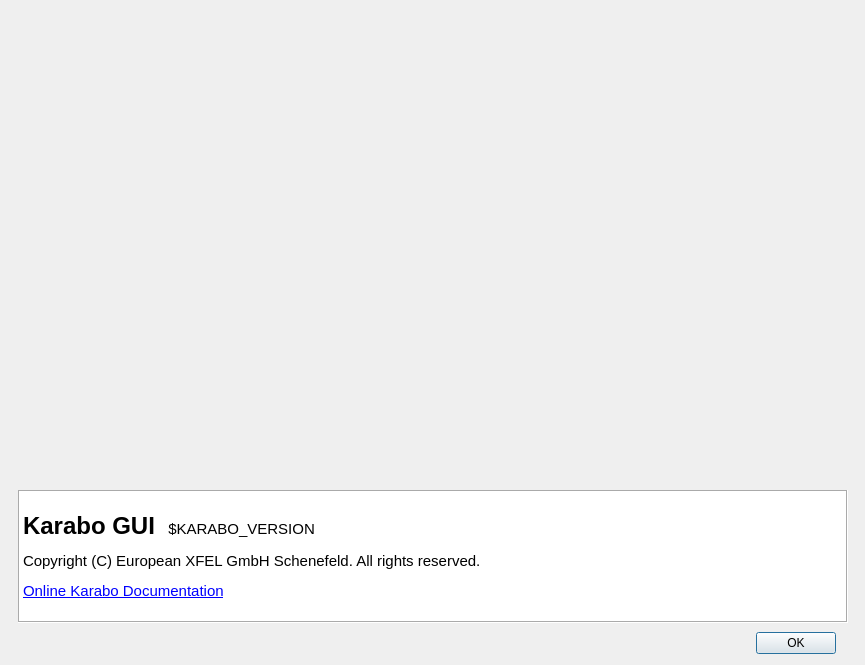
This is src/pythonGui/karabogui/dialogs/ui/about.ui in European-XFEL/Karabo as Qt 5 draws it before an edit. The edited form follows.
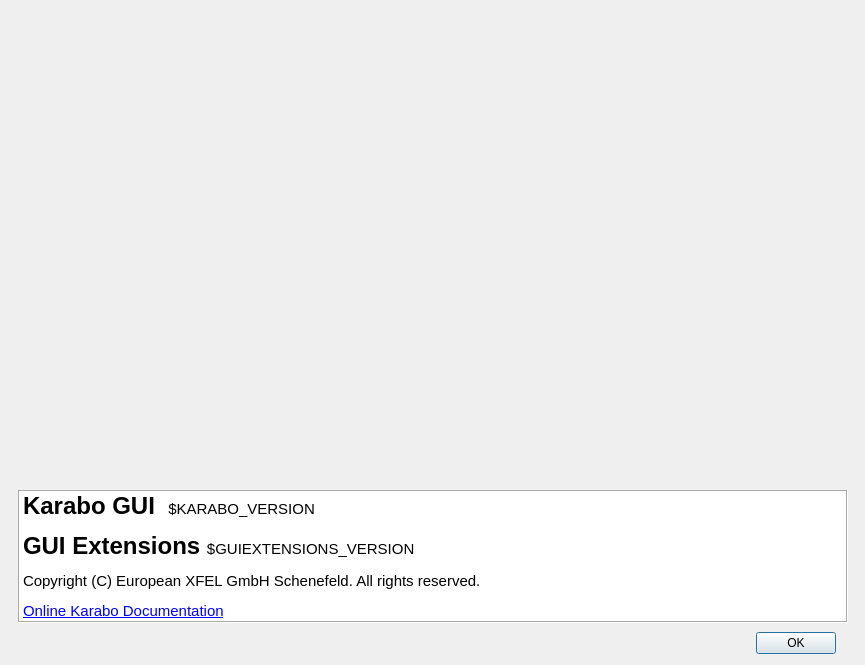
This is the edited form.

Commit message: feat(GUI): Show the GuiExtensions version in the About dialog

What changed in the file:
```diff
--- a/src/pythonGui/karabogui/dialogs/ui/about.ui
+++ b/src/pythonGui/karabogui/dialogs/ui/about.ui
@@ -79,8 +79,9 @@
     <string>&lt;!DOCTYPE HTML PUBLIC &quot;-//W3C//DTD HTML 4.0//EN&quot; &quot;http://www.w3.org/TR/REC-html40/strict.dtd&quot;&gt;
 &lt;html&gt;&lt;head&gt;&lt;meta name=&quot;qrichtext&quot; content=&quot;1&quot; /&gt;&lt;style type=&quot;text/css&quot;&gt;
 p, li { white-space: pre-wrap; }
-&lt;/style&gt;&lt;/head&gt;&lt;body style=&quot; font-family:'Sans Serif'; font-size:9pt; font-weight:400; font-style:normal;&quot;&gt;
-&lt;p style=&quot; margin-top:12px; margin-bottom:12px; margin-left:0px; margin-right:0px; -qt-block-indent:0; text-indent:0px;&quot;&gt;&lt;span style=&quot; font-family:'Source Sans Pro'; font-size:18pt; font-weight:600;&quot;&gt;Karabo GUI&lt;/span&gt;    &lt;span style=&quot; font-family:'Source Sans Pro'; font-size:11pt; &quot;&gt;$KARABO_VERSION&lt;/span&gt;&lt;/p&gt;
+&lt;/style&gt;&lt;/head&gt;&lt;body style=&quot; font-family:'.AppleSystemUIFont'; font-size:13pt; font-weight:400; font-style:normal;&quot;&gt;
+&lt;p style=&quot; margin-top:12px; margin-bottom:12px; margin-left:0px; margin-right:0px; -qt-block-indent:0; text-indent:0px;&quot;&gt;&lt;span style=&quot; font-family:'Source Sans Pro'; font-size:18pt; font-weight:600;&quot;&gt;Karabo GUI&lt;/span&gt;&lt;span style=&quot; font-family:'Sans Serif'; font-size:9pt;&quot;&gt;    &lt;/span&gt;&lt;span style=&quot; font-family:'Source Sans Pro'; font-size:11pt;&quot;&gt;$KARABO_VERSION&lt;/span&gt;&lt;/p&gt;
+&lt;p style=&quot; margin-top:12px; margin-bottom:12px; margin-left:0px; margin-right:0px; -qt-block-indent:0; text-indent:0px;&quot;&gt;&lt;span style=&quot; font-family:'Source Sans Pro'; font-size:18pt; font-weight:600;&quot;&gt;GUI Extensions &lt;/span&gt;&lt;span style=&quot; font-family:'Source Sans Pro'; font-size:11pt;&quot;&gt;$GUIEXTENSIONS_VERSION&lt;/span&gt;&lt;/p&gt;
 &lt;p style=&quot; margin-top:12px; margin-bottom:12px; margin-left:0px; margin-right:0px; -qt-block-indent:0; text-indent:0px;&quot;&gt;&lt;span style=&quot; font-family:'Source Sans Pro'; font-size:11pt;&quot;&gt;Copyright (C) European XFEL GmbH Schenefeld. All rights reserved.&lt;/span&gt;&lt;/p&gt;
 &lt;p style=&quot; margin-top:12px; margin-bottom:12px; margin-left:0px; margin-right:0px; -qt-block-indent:0; text-indent:0px;&quot;&gt;&lt;a href=&quot;https://karabo.pages.xfel.eu/Framework/index.html&quot;&gt;&lt;span style=&quot; font-family:'Source Sans Pro'; font-size:11pt; text-decoration: underline; color:#0000ff;&quot;&gt;Online Karabo Documentation&lt;/span&gt;&lt;/a&gt;&lt;/p&gt;&lt;/body&gt;&lt;/html&gt;</string>
    </property>
```
The commit also changes 3 other files.
